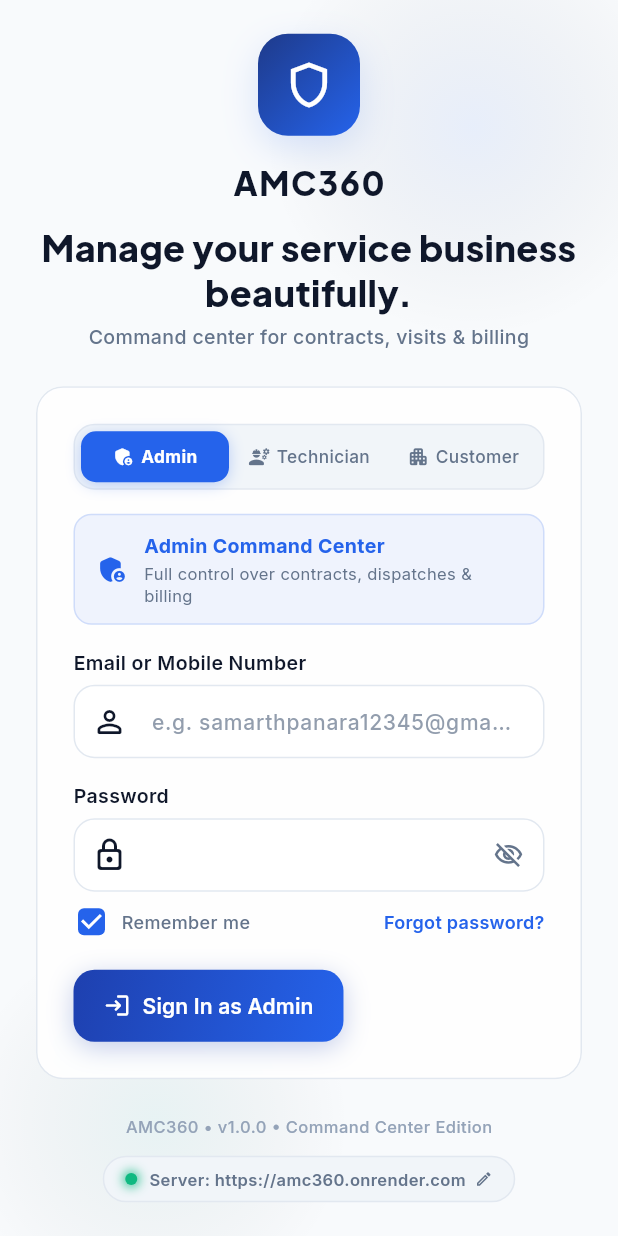
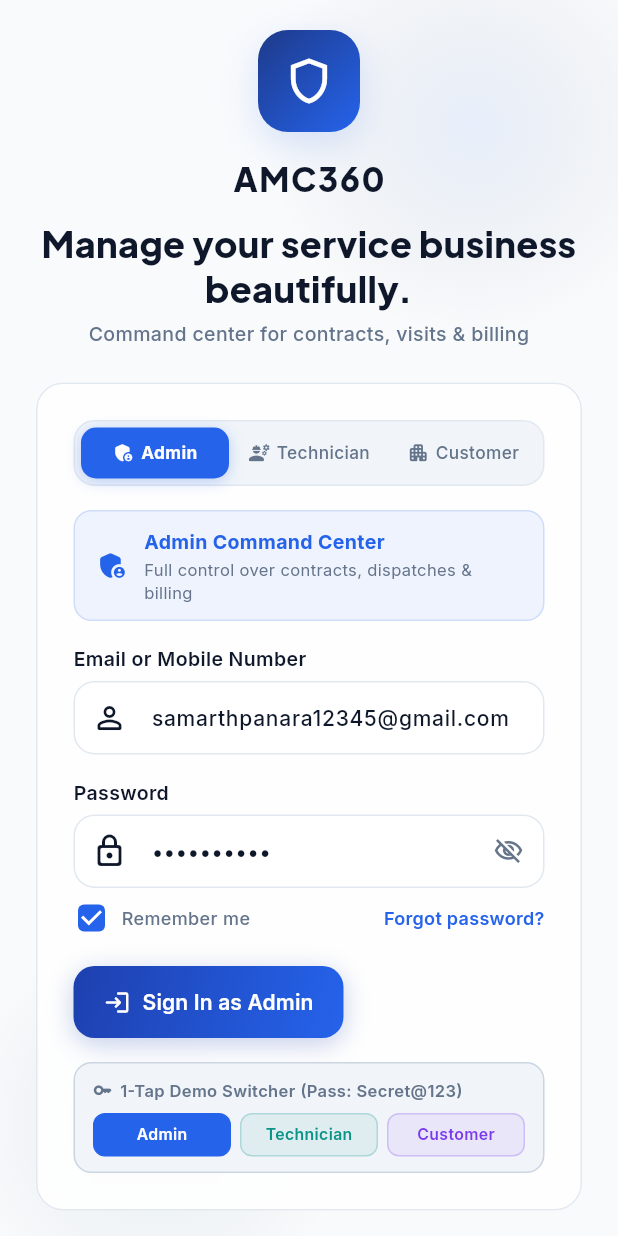
Before and after one commit to samarthpatel1811/amc360, a Flutter app: the LoginScreen screen opened by its route, on a phone screen of 412 x 824 dp. Run offline on Flutter 3.47's test engine with Material 3 defaults, Android fonts, the phone set to English and light mode, and no system bars; our stand-ins replace dio, flutter_riverpod, flutter_secure_storage, go_router, google_fonts, image_picker and 4 more; missing offline and left inert: mobile_scanner; accounts and stored records are empty; network calls fail.

Commit message:
Add 1-tap role credential switcher and auto-fill for Admin, Technician, and Customer

```diff
--- a/mobile/lib/features/auth/login_screen.dart
+++ b/mobile/lib/features/auth/login_screen.dart
@@ -45,6 +45,9 @@ class _LoginScreenState extends ConsumerState<LoginScreen> with SingleTickerProv
       curve: Curves.easeInOutSine,
     );
 
+    _emailController.text = _adminEmail;
+    _passwordController.text = 'Secret@123';
+
     _loadAdminCredentials();
   }
 
@@ -55,6 +58,9 @@ class _LoginScreenState extends ConsumerState<LoginScreen> with SingleTickerProv
       if (savedEmail != null && savedEmail.isNotEmpty && mounted) {
         setState(() {
           _adminEmail = savedEmail;
+          if (_activeRole == 'admin') {
+            _emailController.text = savedEmail;
+          }
         });
       }
 
@@ -67,6 +73,9 @@ class _LoginScreenState extends ConsumerState<LoginScreen> with SingleTickerProv
           if (mounted) {
             setState(() {
               _adminEmail = email;
+              if (_activeRole == 'admin') {
+                _emailController.text = email;
+              }
             });
           }
         }
@@ -602,6 +611,8 @@ class _LoginScreenState extends ConsumerState<LoginScreen> with SingleTickerProv
                                     onPressed: _handleLogin,
                                     isLoading: authState.isLoading,
                                   ),
+                                  const SizedBox(height: AppSpacing.md),
+                                  _buildQuickCredentialsBar(isDark),
                                 ],
                               ),
                             ),
@@ -919,6 +930,16 @@ class _LoginScreenState extends ConsumerState<LoginScreen> with SingleTickerProv
         onTap: () {
           setState(() {
             _activeRole = role.toLowerCase();
+            if (_activeRole == 'technician') {
+              _emailController.text = 'tech@cooltech.com';
+              _passwordController.text = 'Secret@123';
+            } else if (_activeRole == 'customer') {
+              _emailController.text = 'customer@apex.com';
+              _passwordController.text = 'Secret@123';
+            } else {
+              _emailController.text = _adminEmail;
+              _passwordController.text = 'Secret@123';
+            }
           });
         },
         borderRadius: BorderRadius.circular(10),
@@ -972,4 +993,86 @@ class _LoginScreenState extends ConsumerState<LoginScreen> with SingleTickerProv
       ),
     );
   }
+
+  Widget _buildQuickCredentialsBar(bool isDark) {
+    return Container(
+      padding: const EdgeInsets.symmetric(horizontal: 12, vertical: 10),
+      decoration: BoxDecoration(
+        color: isDark ? const Color(0xFF1E293B).withAlpha(120) : const Color(0xFFF1F5F9),
+        borderRadius: BorderRadius.circular(12),
+        border: Border.all(
+          color: isDark ? Colors.white.withAlpha(12) : const Color(0xFFCBD5E1),
+        ),
+      ),
+      child: Column(
+        crossAxisAlignment: CrossAxisAlignment.start,
+        children: [
+          Row(
+            children: [
+              Icon(
+                Icons.key_rounded,
+                size: 13,
+                color: isDark ? const Color(0xFF94A3B8) : const Color(0xFF64748B),
+              ),
+              const SizedBox(width: 5),
+              Text(
+                '1-Tap Demo Switcher (Pass: Secret@123)',
+                style: GoogleFonts.inter(
+                  fontSize: 11,
+                  fontWeight: FontWeight.w600,
+                  color: isDark ? const Color(0xFF94A3B8) : const Color(0xFF64748B),
+                ),
+              ),
+            ],
+          ),
+          const SizedBox(height: 8),
+          Row(
+            children: [
+              _buildQuickFillChip('Admin', _adminEmail, 'admin', const Color(0xFF2563EB), isDark),
+              const SizedBox(width: 6),
+              _buildQuickFillChip('Technician', 'tech@cooltech.com', 'technician', const Color(0xFF0D9488), isDark),
+              const SizedBox(width: 6),
+              _buildQuickFillChip('Customer', 'customer@apex.com', 'customer', const Color(0xFF7C3AED), isDark),
+            ],
+          ),
+        ],
+      ),
+    );
+  }
+
+  Widget _buildQuickFillChip(String label, String email, String role, Color color, bool isDark) {
+    final isSelected = _activeRole == role;
+    return Expanded(
+      child: InkWell(
+        onTap: () {
+          setState(() {
+            _activeRole = role;
+            _emailController.text = email;
+            _passwordController.text = 'Secret@123';
+          });
+        },
+        borderRadius: BorderRadius.circular(8),
+        child: Container(
+          padding: const EdgeInsets.symmetric(vertical: 6, horizontal: 4),
+          decoration: BoxDecoration(
+            color: isSelected ? color : color.withAlpha(isDark ? 30 : 20),
+            borderRadius: BorderRadius.circular(8),
+            border: Border.all(
+              color: isSelected ? color : color.withAlpha(isDark ? 80 : 60),
+            ),
+          ),
+          child: Center(
+            child: Text(
+              label,
+              style: GoogleFonts.inter(
+                fontSize: 10.5,
+                fontWeight: FontWeight.w600,
+                color: isSelected ? Colors.white : (isDark ? Colors.white70 : color),
+              ),
+            ),
+          ),
+        ),
+      ),
+    );
+  }
 }
```
